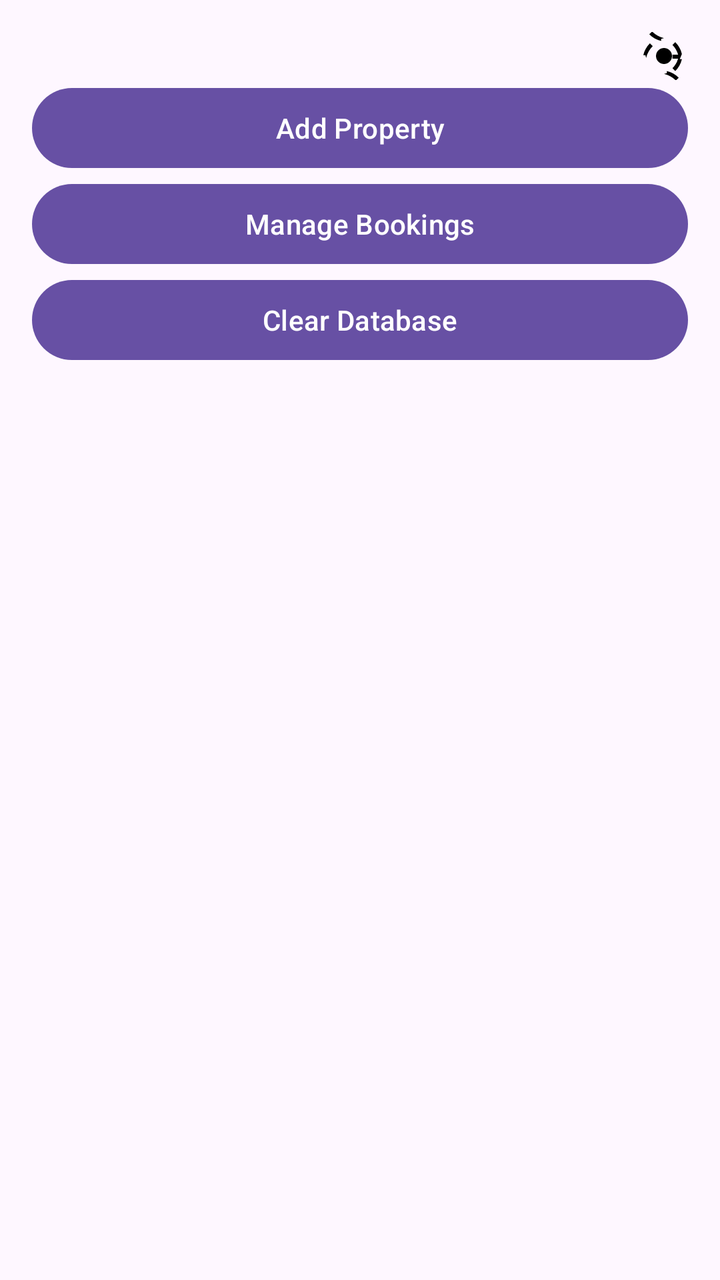
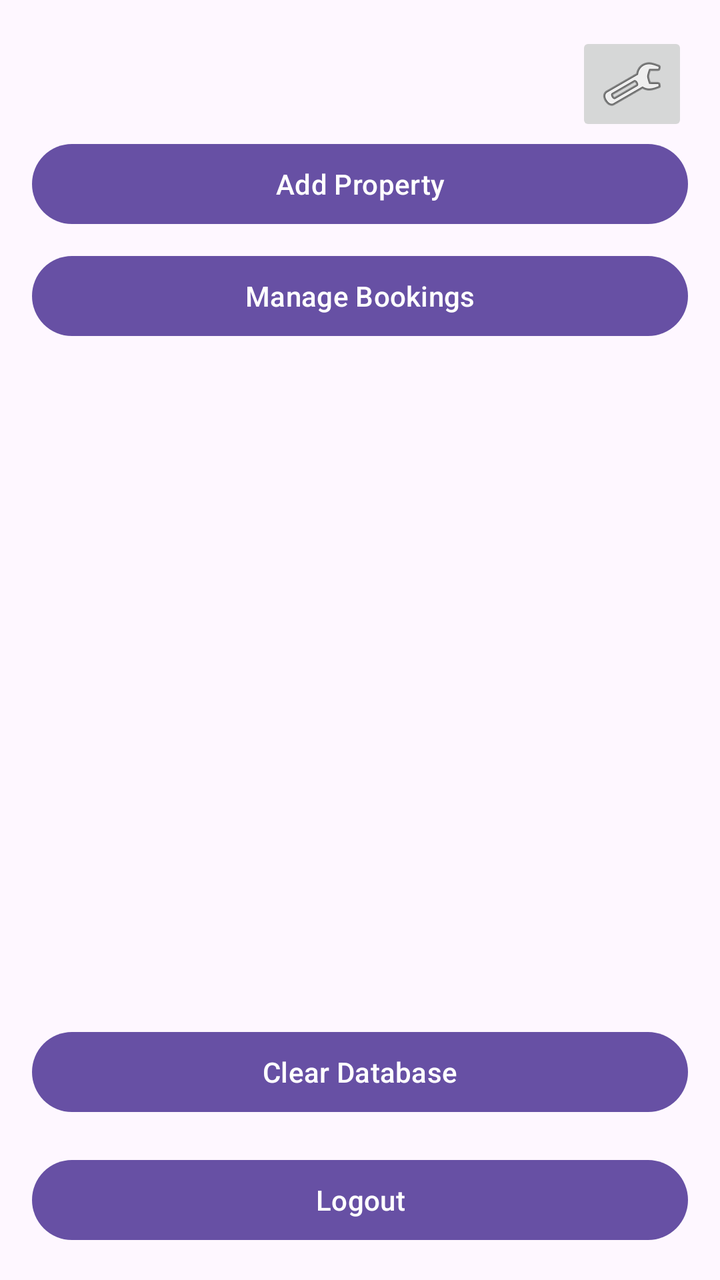

Before-and-after screenshots of an Android layout around one commit, followed by the original layout XML and the change that was made.
<!-- AndroidManifest.xml: application theme Theme.RENDBB -->
<!-- res/layout/activity_manager_dashboard.xml -->
<LinearLayout
    xmlns:android="http://schemas.android.com/apk/res/android"
    android:layout_width="match_parent"
    android:layout_height="match_parent"
    android:orientation="vertical"
    android:padding="16dp">

    
    <ImageButton
        android:id="@+id/preferencesGear"
        android:layout_width="wrap_content"
        android:layout_height="wrap_content"
        android:layout_gravity="end"
        android:background="?attr/selectableItemBackgroundBorderless"
        android:contentDescription="@string/preferences"
        android:src="@drawable/ic_settings" />

    
    <Button
        android:id="@+id/addPropertyButton"
        android:layout_width="match_parent"
        android:layout_height="wrap_content"
        android:text="@string/add_property" />

    <Button
        android:id="@+id/manageBookingsButton"
        android:layout_width="match_parent"
        android:layout_height="wrap_content"
        android:text="@string/manage_bookings" />

    <Button
        android:id="@+id/clearDatabaseButton"
        android:layout_width="match_parent"
        android:layout_height="wrap_content"
        android:text="Clear Database" />

    
    <androidx.recyclerview.widget.RecyclerView
        android:id="@+id/propertiesRecyclerView"
        android:layout_width="match_parent"
        android:layout_height="match_parent"
        android:layout_marginTop="16dp" />
</LinearLayout>
<!-- resources referenced by this layout -->
<resources>
  <!-- drawable ic_settings (drawable) -->
  <vector xmlns:android="http://schemas.android.com/apk/res/android"
      android:width="24dp"
      android:height="24dp"
      android:viewportWidth="24.0"
      android:viewportHeight="24.0">
      <path
          android:fillColor="#000000"
          android:pathData="M12,8c-2.21,0 -4,1.79 -4,4s1.79,4 4,4 4,-1.79 4,-4 -1.79,-4 -4,-4zM20.94,11c-0.5,-2.28 -1.7,-4.32 -3.31,-5.94l-1.41,1.41c1.34,1.34 2.33,3.01 2.83,4.83h-2.83v2h2.83c-0.5,1.82 -1.49,3.49 -2.83,4.83l1.41,1.41c1.61,-1.61 2.81,-3.65 3.31,-5.94h-1.06zM3.06,13c0.5,-2.28 1.7,-4.32 3.31,-5.94l-1.41,-1.41c-1.61,1.61 -2.81,3.65 -3.31,5.94h1.06zM8,12c0,2.21 1.79,4 4,4s4,-1.79 4,-4 -1.79,-4 -4,-4 -4,1.79 -4,4zM12,3.06c-2.28,-0.5 -4.32,-1.7 -5.94,-3.31l-1.41,1.41c1.61,1.61 3.65,2.81 5.94,3.31v-1.06zM12,20.94c2.28,0.5 4.32,1.7 5.94,3.31l1.41,-1.41c-1.61,-1.61 -3.65,-2.81 -5.94,-3.31v1.06z"/>
  </vector>
  <string name="add_property">Add Property</string>
  <string name="manage_bookings">Manage Bookings</string>
  <string name="preferences">Preferences</string>
  <style name="Theme.RENDBB" parent="Base.Theme.RENDBB" />
  <style name="Base.Theme.RENDBB" parent="Theme.Material3.DayNight.NoActionBar">
          
          
      </style>
</resources>

<!-- the commit's change to res/layout/activity_manager_dashboard.xml (unified diff, before → after) -->
@@ -1,43 +1,50 @@
-<LinearLayout
-    xmlns:android="http://schemas.android.com/apk/res/android"
+<?xml version="1.0" encoding="utf-8"?>
+<LinearLayout xmlns:android="http://schemas.android.com/apk/res/android"
     android:layout_width="match_parent"
     android:layout_height="match_parent"
     android:orientation="vertical"
     android:padding="16dp">
 
-    
     <ImageButton
         android:id="@+id/preferencesGear"
         android:layout_width="wrap_content"
         android:layout_height="wrap_content"
+        android:src="@android:drawable/ic_menu_preferences"
         android:layout_gravity="end"
-        android:background="?attr/selectableItemBackgroundBorderless"
-        android:contentDescription="@string/preferences"
-        android:src="@drawable/ic_settings" />
+        android:contentDescription="Preferences" />
 
-    
     <Button
         android:id="@+id/addPropertyButton"
         android:layout_width="match_parent"
         android:layout_height="wrap_content"
-        android:text="@string/add_property" />
+        android:text="Add Property" />
 
     <Button
         android:id="@+id/manageBookingsButton"
         android:layout_width="match_parent"
         android:layout_height="wrap_content"
-        android:text="@string/manage_bookings" />
+        android:text="Manage Bookings"
+        android:layout_marginTop="8dp" />
+
+    <androidx.recyclerview.widget.RecyclerView
+        android:id="@+id/propertiesRecyclerView"
+        android:layout_width="match_parent"
+        android:layout_height="0dp"
+        android:layout_weight="1"
+        android:layout_marginTop="16dp" />
 
     <Button
         android:id="@+id/clearDatabaseButton"
         android:layout_width="match_parent"
         android:layout_height="wrap_content"
-        android:text="Clear Database" />
+        android:text="Clear Database"
+        android:layout_marginTop="8dp" />
 
-    
-    <androidx.recyclerview.widget.RecyclerView
-        android:id="@+id/propertiesRecyclerView"
+    <Button
+        android:id="@+id/logoutButton"
         android:layout_width="match_parent"
-        android:layout_height="match_parent"
-        android:layout_marginTop="16dp" />
+        android:layout_height="wrap_content"
+        android:text="Logout"
+        android:layout_marginTop="16dp"/>
+
 </LinearLayout>
<!-- resource entries referenced after the edit -->
@@ -1,18 +1,5 @@
 <!-- resources referenced by this layout -->
 <resources>
-  <!-- drawable ic_settings (drawable) -->
-  <vector xmlns:android="http://schemas.android.com/apk/res/android"
-      android:width="24dp"
-      android:height="24dp"
-      android:viewportWidth="24.0"
-      android:viewportHeight="24.0">
-      <path
-          android:fillColor="#000000"
-          android:pathData="M12,8c-2.21,0 -4,1.79 -4,4s1.79,4 4,4 4,-1.79 4,-4 -1.79,-4 -4,-4zM20.94,11c-0.5,-2.28 -1.7,-4.32 -3.31,-5.94l-1.41,1.41c1.34,1.34 2.33,3.01 2.83,4.83h-2.83v2h2.83c-0.5,1.82 -1.49,3.49 -2.83,4.83l1.41,1.41c1.61,-1.61 2.81,-3.65 3.31,-5.94h-1.06zM3.06,13c0.5,-2.28 1.7,-4.32 3.31,-5.94l-1.41,-1.41c-1.61,1.61 -2.81,3.65 -3.31,5.94h1.06zM8,12c0,2.21 1.79,4 4,4s4,-1.79 4,-4 -1.79,-4 -4,-4 -4,1.79 -4,4zM12,3.06c-2.28,-0.5 -4.32,-1.7 -5.94,-3.31l-1.41,1.41c1.61,1.61 3.65,2.81 5.94,3.31v-1.06zM12,20.94c2.28,0.5 4.32,1.7 5.94,3.31l1.41,-1.41c-1.61,-1.61 -3.65,-2.81 -5.94,-3.31v1.06z"/>
-  </vector>
-  <string name="add_property">Add Property</string>
-  <string name="manage_bookings">Manage Bookings</string>
-  <string name="preferences">Preferences</string>
   <style name="Theme.RENDBB" parent="Base.Theme.RENDBB" />
   <style name="Base.Theme.RENDBB" parent="Theme.Material3.DayNight.NoActionBar">
           
